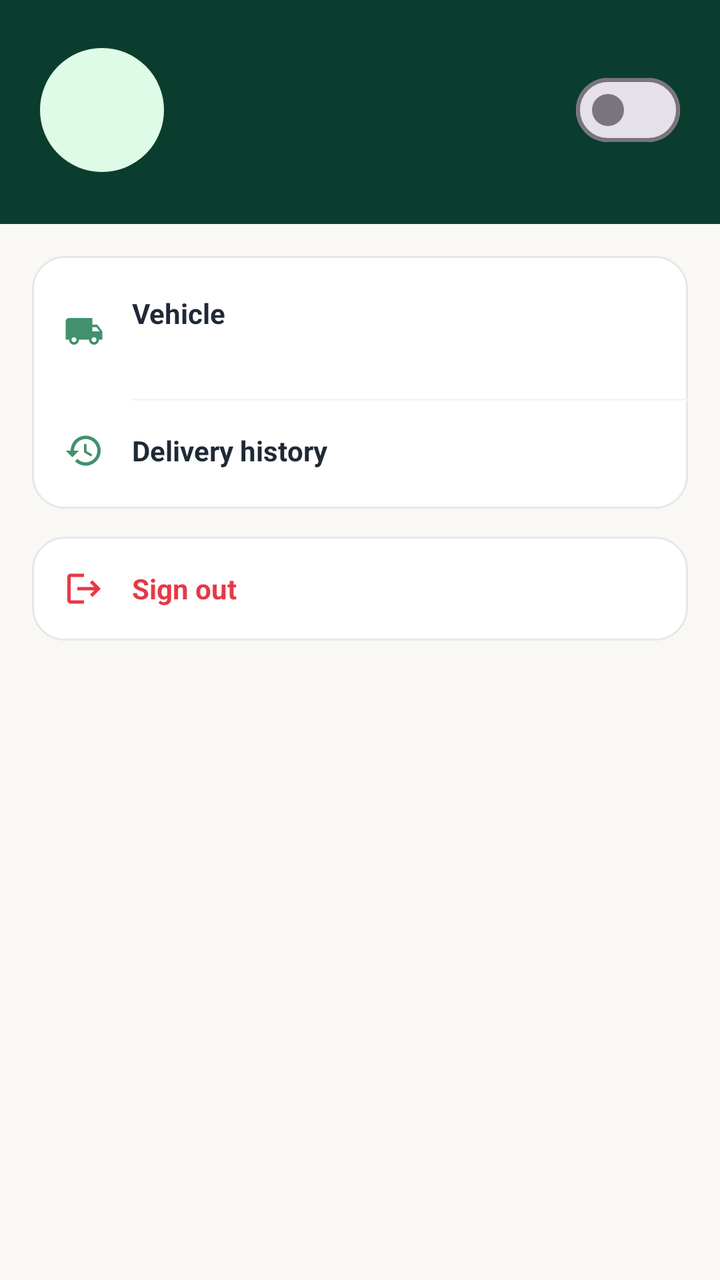
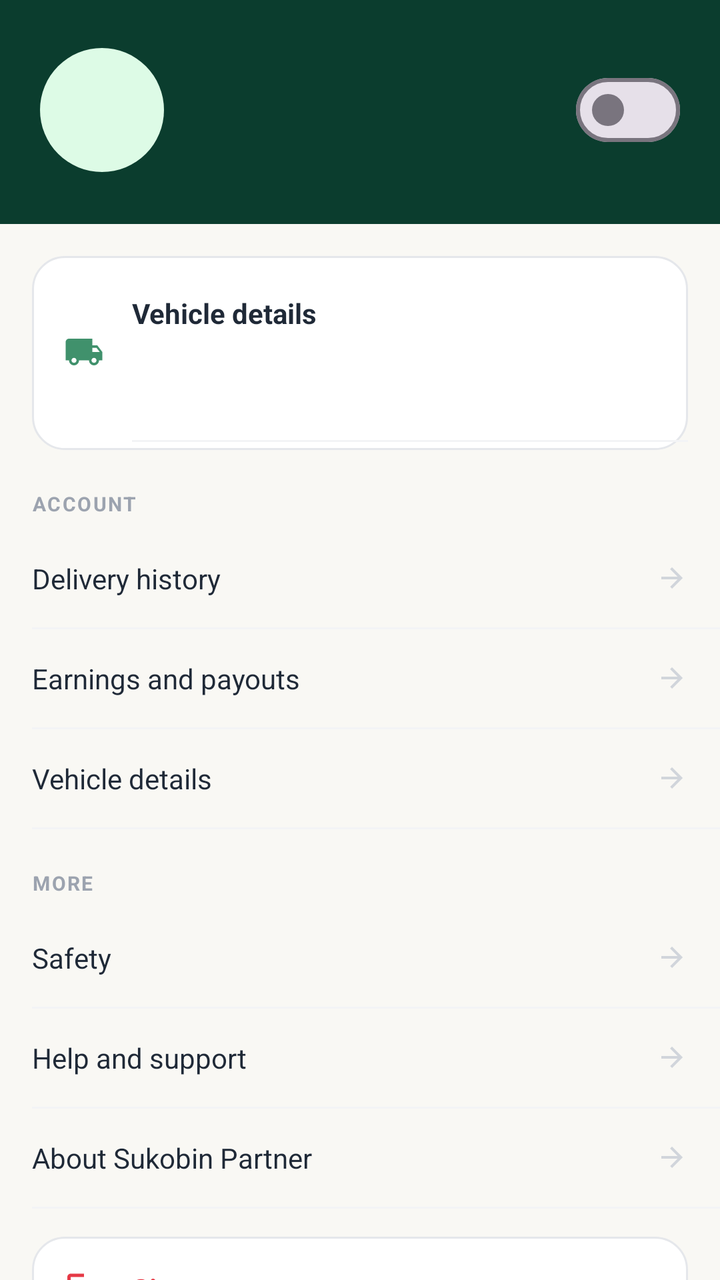

The first picture is an Android layout as it rendered before a commit; the second is the same layout after the commit. The layout source and the unified diff follow.
<!-- AndroidManifest.xml: application theme Theme.Sukobin -->
<!-- res/layout/fragment_profile.xml -->
<?xml version="1.0" encoding="utf-8"?>
<androidx.core.widget.NestedScrollView
    xmlns:android="http://schemas.android.com/apk/res/android"
    xmlns:app="http://schemas.android.com/apk/res-auto"
    android:layout_width="match_parent"
    android:layout_height="match_parent"
    android:background="@color/cream">

    <LinearLayout
        android:layout_width="match_parent"
        android:layout_height="wrap_content"
        android:orientation="vertical">

        <LinearLayout
            android:layout_width="match_parent"
            android:layout_height="wrap_content"
            android:background="#0B3D2E"
            android:fitsSystemWindows="true"
            android:gravity="center_vertical"
            android:orientation="horizontal"
            android:paddingHorizontal="20dp"
            android:paddingTop="24dp"
            android:paddingBottom="26dp">

            <TextView
                android:id="@+id/avatar"
                android:layout_width="62dp"
                android:layout_height="62dp"
                android:background="@drawable/bg_circle_mint"
                android:gravity="center"
                android:textColor="#0B3D2E"
                android:textSize="24sp"
                android:textStyle="bold" />

            <LinearLayout
                android:layout_width="0dp"
                android:layout_height="wrap_content"
                android:layout_marginStart="14dp"
                android:layout_weight="1"
                android:orientation="vertical">

                <TextView
                    android:id="@+id/profileName"
                    android:layout_width="match_parent"
                    android:layout_height="wrap_content"
                    android:ellipsize="end"
                    android:maxLines="1"
                    android:textColor="@color/white"
                    android:textSize="20sp"
                    android:textStyle="bold" />

                <TextView
                    android:id="@+id/profilePhone"
                    android:layout_width="match_parent"
                    android:layout_height="wrap_content"
                    android:layout_marginTop="2dp"
                    android:textColor="@color/mint_300"
                    android:textSize="13sp" />
            </LinearLayout>

            <com.google.android.material.materialswitch.MaterialSwitch
                android:id="@+id/onlineSwitch"
                android:layout_width="wrap_content"
                android:layout_height="wrap_content" />
        </LinearLayout>

        <LinearLayout
            android:layout_width="match_parent"
            android:layout_height="wrap_content"
            android:layout_marginHorizontal="16dp"
            android:layout_marginTop="16dp"
            android:background="@drawable/bg_card"
            android:orientation="vertical"
            android:paddingVertical="4dp">

            <LinearLayout style="@style/ProfileRow">

                <ImageView
                    style="@style/ProfileRowIcon"
                    android:contentDescription="@string/profile_vehicle"
                    android:src="@drawable/ic_truck" />

                <LinearLayout
                    android:layout_width="0dp"
                    android:layout_height="wrap_content"
                    android:layout_marginStart="14dp"
                    android:layout_weight="1"
                    android:orientation="vertical">

                    <TextView
                        style="@style/ProfileRowLabel"
                        android:text="@string/profile_vehicle" />

                    <TextView
                        android:id="@+id/vehicleLine"
                        style="@style/ProfileRowSub" />
                </LinearLayout>
            </LinearLayout>

            <View style="@style/ProfileDivider" />

            <LinearLayout
                android:id="@+id/rowHistory"
                style="@style/ProfileRow">

                <ImageView
                    style="@style/ProfileRowIcon"
                    android:contentDescription="@string/profile_history"
                    android:src="@drawable/ic_history" />

                <TextView
                    style="@style/ProfileRowLabel"
                    android:layout_width="0dp"
                    android:layout_marginStart="14dp"
                    android:layout_weight="1"
                    android:text="@string/profile_history" />
            </LinearLayout>
        </LinearLayout>

        <LinearLayout
            android:id="@+id/rowSignOut"
            android:layout_width="match_parent"
            android:layout_height="wrap_content"
            android:layout_marginHorizontal="16dp"
            android:layout_marginTop="14dp"
            android:layout_marginBottom="24dp"
            android:background="@drawable/bg_card"
            android:clickable="true"
            android:focusable="true"
            android:foreground="?attr/selectableItemBackground"
            android:gravity="center_vertical"
            android:orientation="horizontal"
            android:padding="16dp">

            <ImageView
                android:layout_width="20dp"
                android:layout_height="20dp"
                android:contentDescription="@string/profile_sign_out"
                android:src="@drawable/ic_logout"
                app:tint="@color/accent_red" />

            <TextView
                android:layout_width="wrap_content"
                android:layout_height="wrap_content"
                android:layout_marginStart="14dp"
                android:text="@string/profile_sign_out"
                android:textColor="@color/accent_red"
                android:textSize="14sp"
                android:textStyle="bold" />
        </LinearLayout>
    </LinearLayout>
</androidx.core.widget.NestedScrollView>
<!-- resources referenced by this layout -->
<resources>
  <color name="accent_red">#E63946</color>
  <color name="cream">#F9F8F4</color>
  <color name="mint_300">#B7E4C7</color>
  <color name="white">#FFFFFF</color>
  <!-- drawable bg_card (drawable) -->
  <?xml version="1.0" encoding="utf-8"?>
  <shape xmlns:android="http://schemas.android.com/apk/res/android" android:shape="rectangle">
      <solid android:color="#FFFFFF" />
      <corners android:radius="16dp" /><stroke android:width="1dp" android:color="#E5E7EB" />
  </shape>
  <!-- drawable bg_circle_mint (drawable) -->
  <?xml version="1.0" encoding="utf-8"?>
  <shape xmlns:android="http://schemas.android.com/apk/res/android" android:shape="oval">
      <solid android:color="#DDFBE6" />
      
  </shape>
  <!-- drawable ic_history (drawable) -->
  <?xml version="1.0" encoding="utf-8"?>
  <vector xmlns:android="http://schemas.android.com/apk/res/android"
      android:width="24dp"
      android:height="24dp"
      android:viewportWidth="24"
      android:viewportHeight="24"
      android:tint="?attr/colorControlNormal">
      <path
          android:fillColor="@android:color/white"
          android:pathData="M13,3c-4.97,0 -9,4.03 -9,9H1l3.89,3.89 0.07,0.14L9,12H6c0,-3.87 3.13,-7 7,-7s7,3.13 7,7 -3.13,7 -7,7c-1.93,0 -3.68,-0.79 -4.94,-2.06l-1.42,1.42C8.27,19.99 10.51,21 13,21c4.97,0 9,-4.03 9,-9s-4.03,-9 -9,-9zM12,8v5l4.28,2.54 0.72,-1.21 -3.5,-2.08V8H12z" />
  </vector>
  <!-- drawable ic_logout (drawable) -->
  <?xml version="1.0" encoding="utf-8"?>
  <vector xmlns:android="http://schemas.android.com/apk/res/android"
      android:width="24dp"
      android:height="24dp"
      android:viewportWidth="24"
      android:viewportHeight="24"
      android:tint="?attr/colorControlNormal">
      <path
          android:fillColor="@android:color/white"
          android:pathData="M17,7l-1.41,1.41L18.17,11H8v2h10.17l-2.58,2.58L17,17l5,-5zM4,5h8V3H4c-1.1,0 -2,0.9 -2,2v14c0,1.1 0.9,2 2,2h8v-2H4V5z" />
  </vector>
  <string name="profile_history">Delivery history</string>
  <string name="profile_sign_out">Sign out</string>
  <string name="profile_vehicle">Vehicle</string>
  <style name="ProfileDivider">
          <item name="android:layout_width">match_parent</item>
          <item name="android:layout_height">1dp</item>
          <item name="android:layout_marginStart">50dp</item>
          <item name="android:background">@color/gray_100</item>
      </style>
  <style name="ProfileRowIcon">
          <item name="android:layout_width">20dp</item>
          <item name="android:layout_height">20dp</item>
          <item name="tint">@color/brand_green</item>
      </style>
  <style name="ProfileRowLabel">
          <item name="android:layout_width">wrap_content</item>
          <item name="android:layout_height">wrap_content</item>
          <item name="android:textColor">@color/gray_800</item>
          <item name="android:textSize">14sp</item>
          <item name="android:textStyle">bold</item>
      </style>
  <style name="ProfileRowSub">
          <item name="android:layout_width">match_parent</item>
          <item name="android:layout_height">wrap_content</item>
          <item name="android:layout_marginTop">2dp</item>
          <item name="android:textColor">@color/gray_500</item>
          <item name="android:textSize">12sp</item>
          <item name="android:maxLines">2</item>
          <item name="android:ellipsize">end</item>
      </style>
  <color name="gray_100">#F3F4F6</color>
  <color name="brand_green">#40916C</color>
  <color name="gray_800">#1F2937</color>
  <color name="gray_500">#6B7280</color>
  <color name="brand_forest">#1A3D2B</color>
  <color name="mint_200">#D8F3DC</color>
  <color name="accent_green">#0C831F</color>
  <!-- unchanged entries left out for length: 3 -->
</resources>

<!-- the commit's change to res/layout/fragment_profile.xml (unified diff, before → after) -->
@@ -91,32 +91,317 @@
                         style="@style/ProfileRowLabel"
                         android:text="@string/profile_vehicle" />
 
+            <LinearLayout
+                android:layout_width="match_parent"
+                android:layout_height="wrap_content"
+                android:gravity="center_vertical"
+                android:orientation="horizontal">
+
+                <LinearLayout
+                    android:layout_width="0dp"
+                    android:layout_height="wrap_content"
+                    android:layout_weight="1"
+                    android:orientation="vertical">
+
+                    <TextView
+                        android:id="@+id/vehicleNumber"
+                        android:layout_width="wrap_content"
+                        android:layout_height="wrap_content"
+                        android:textColor="@color/gray_800"
+                        android:textSize="16sp"
+                        android:textStyle="bold" />
+
                     <TextView
                         android:id="@+id/vehicleLine"
-                        style="@style/ProfileRowSub" />
+                        android:layout_width="match_parent"
+                        android:layout_height="wrap_content"
+                        android:layout_marginTop="1dp"
+                        android:textColor="@color/gray_500"
+                        android:textSize="12sp" />
                 </LinearLayout>
+
+                <TextView
+                    android:id="@+id/verifiedPill"
+                    android:layout_width="wrap_content"
+                    android:layout_height="wrap_content"
+                    android:background="@drawable/bg_pill_mint"
+                    android:paddingHorizontal="10dp"
+                    android:paddingVertical="4dp"
+                    android:text="@string/profile_verified"
+                    android:textColor="@color/brand_forest"
+                    android:textSize="10sp"
+                    android:textStyle="bold"
+                    android:visibility="gone" />
+            </LinearLayout>
+                </LinearLayout>
             </LinearLayout>
 
             <View style="@style/ProfileDivider" />
 
+        </LinearLayout>
+
+            <TextView
+                android:layout_width="wrap_content"
+                android:layout_height="wrap_content"
+                android:layout_marginStart="16dp"
+                android:layout_marginTop="20dp"
+                android:layout_marginBottom="6dp"
+                android:letterSpacing="0.08"
+                android:text="@string/profile_account"
+                android:textAllCaps="true"
+                android:textColor="@color/gray_400"
+                android:textSize="10sp"
+                android:textStyle="bold" />
+
             <LinearLayout
                 android:id="@+id/rowHistory"
-                style="@style/ProfileRow">
-
-                <ImageView
-                    style="@style/ProfileRowIcon"
+                android:layout_width="match_parent"
+                android:layout_height="wrap_content"
+                android:background="?attr/selectableItemBackground"
+                android:clickable="true"
+                android:focusable="true"
+                android:gravity="center_vertical"
+                android:orientation="horizontal"
+                android:paddingHorizontal="16dp"
+                android:paddingVertical="15dp">
+
+                <TextView
+                    android:layout_width="0dp"
+                    android:layout_height="wrap_content"
+                    android:layout_weight="1"
+                    android:text="@string/profile_history"
+                    android:textColor="@color/gray_800"
+                    android:textSize="14sp"
+                    android:textStyle="normal" />
+
+                <TextView
+                    android:id="@+id/historyValue"
+                    android:layout_width="wrap_content"
+                    android:layout_height="wrap_content"
+                    android:layout_marginEnd="8dp"
+                    android:textColor="@color/gray_500"
+                    android:textSize="12sp" />
+
+                <ImageView
+                    android:layout_width="16dp"
+                    android:layout_height="16dp"
                     android:contentDescription="@string/profile_history"
-                    android:src="@drawable/ic_history" />
-
-                <TextView
-                    style="@style/ProfileRowLabel"
-                    android:layout_width="0dp"
-                    android:layout_marginStart="14dp"
-                    android:layout_weight="1"
-                    android:text="@string/profile_history" />
-            </LinearLayout>
-        </LinearLayout>
-
+                    android:src="@drawable/ic_arrow_forward"
+                    app:tint="@color/gray_300" />
+            </LinearLayout>
+
+            <View
+                android:layout_width="match_parent"
+                android:layout_height="1dp"
+                android:layout_marginStart="16dp"
+                android:background="@color/gray_100" />
+            <LinearLayout
+                android:id="@+id/rowEarnings"
+                android:layout_width="match_parent"
+                android:layout_height="wrap_content"
+                android:background="?attr/selectableItemBackground"
+                android:clickable="true"
+                android:focusable="true"
+                android:gravity="center_vertical"
+                android:orientation="horizontal"
+                android:paddingHorizontal="16dp"
+                android:paddingVertical="15dp">
+
+                <TextView
+                    android:layout_width="0dp"
+                    android:layout_height="wrap_content"
+                    android:layout_weight="1"
+                    android:text="@string/profile_earnings"
+                    android:textColor="@color/gray_800"
+                    android:textSize="14sp"
+                    android:textStyle="normal" />
+
+                <TextView
+                    android:id="@+id/earningsValue"
+                    android:layout_width="wrap_content"
+                    android:layout_height="wrap_content"
+                    android:layout_marginEnd="8dp"
+                    android:textColor="@color/gray_500"
+                    android:textSize="12sp" />
+
+                <ImageView
+                    android:layout_width="16dp"
+                    android:layout_height="16dp"
+                    android:contentDescription="@string/profile_earnings"
+                    android:src="@drawable/ic_arrow_forward"
+                    app:tint="@color/gray_300" />
+            </LinearLayout>
+
+            <View
+                android:layout_width="match_parent"
+                android:layout_height="1dp"
+                android:layout_marginStart="16dp"
+                android:background="@color/gray_100" />
+            <LinearLayout
+                android:id="@+id/rowVehicle"
+                android:layout_width="match_parent"
+                android:layout_height="wrap_content"
+                android:background="?attr/selectableItemBackground"
+                android:clickable="true"
+                android:focusable="true"
+                android:gravity="center_vertical"
+                android:orientation="horizontal"
+                android:paddingHorizontal="16dp"
+                android:paddingVertical="15dp">
+
+                <TextView
+                    android:layout_width="0dp"
+                    android:layout_height="wrap_content"
+                    android:layout_weight="1"
+                    android:text="@string/profile_vehicle"
+                    android:textColor="@color/gray_800"
+                    android:textSize="14sp"
+                    android:textStyle="normal" />
+
+                <TextView
+                    android:id="@+id/vehicleValue"
+                    android:layout_width="wrap_content"
+                    android:layout_height="wrap_content"
+                    android:layout_marginEnd="8dp"
+                    android:textColor="@color/gray_500"
+                    android:textSize="12sp" />
+
+                <ImageView
+                    android:layout_width="16dp"
+                    android:layout_height="16dp"
+                    android:contentDescription="@string/profile_vehicle"
+                    android:src="@drawable/ic_arrow_forward"
+                    app:tint="@color/gray_300" />
+            </LinearLayout>
+
+            <View
+                android:layout_width="match_parent"
+                android:layout_height="1dp"
+                android:layout_marginStart="16dp"
+                android:background="@color/gray_100" />
+            <TextView
+                android:layout_width="wrap_content"
+                android:layout_height="wrap_content"
+                android:layout_marginStart="16dp"
+                android:layout_marginTop="20dp"
+                android:layout_marginBottom="6dp"
+                android:letterSpacing="0.08"
+                android:text="@string/profile_more"
+                android:textAllCaps="true"
+                android:textColor="@color/gray_400"
+                android:textSize="10sp"
+                android:textStyle="bold" />
+
+            <LinearLayout
+                android:id="@+id/rowSafety"
+                android:layout_width="match_parent"
+                android:layout_height="wrap_content"
+                android:background="?attr/selectableItemBackground"
+                android:clickable="true"
+                android:focusable="true"
+                android:gravity="center_vertical"
+                android:orientation="horizontal"
+                android:paddingHorizontal="16dp"
+                android:paddingVertical="15dp">
+
+                <TextView
+                    android:layout_width="0dp"
+                    android:layout_height="wrap_content"
+                    android:layout_weight="1"
+                    android:text="@string/profile_safety"
+                    android:textColor="@color/gray_800"
+                    android:textSize="14sp"
+                    android:textStyle="normal" />
+
+                <ImageView
+                    android:layout_width="16dp"
+                    android:layout_height="16dp"
+                    android:contentDescription="@string/profile_safety"
+                    android:src="@drawable/ic_arrow_forward"
+                    app:tint="@color/gray_300" />
+            </LinearLayout>
+
+            <View
+                android:layout_width="match_parent"
+                android:layout_height="1dp"
+                android:layout_marginStart="16dp"
+                android:background="@color/gray_100" />
+            <LinearLayout
+                android:id="@+id/rowHelp"
+                android:layout_width="match_parent"
+                android:layout_height="wrap_content"
+                android:background="?attr/selectableItemBackground"
+                android:clickable="true"
+                android:focusable="true"
+                android:gravity="center_vertical"
+                android:orientation="horizontal"
+                android:paddingHorizontal="16dp"
+                android:paddingVertical="15dp">
+
+                <TextView
+                    android:layout_width="0dp"
+                    android:layout_height="wrap_content"
+                    android:layout_weight="1"
+                    android:text="@string/profile_help"
+                    android:textColor="@color/gray_800"
+                    android:textSize="14sp"
+                    android:textStyle="normal" />
+
+                <ImageView
+                    android:layout_width="16dp"
+                    android:layout_height="16dp"
+                    android:contentDescription="@string/profile_help"
+                    android:src="@drawable/ic_arrow_forward"
+                    app:tint="@color/gray_300" />
+            </LinearLayout>
+
+            <View
+                android:layout_width="match_parent"
+                android:layout_height="1dp"
+                android:layout_marginStart="16dp"
+                android:background="@color/gray_100" />
+            <LinearLayout
+                android:id="@+id/rowAbout"
+                android:layout_width="match_parent"
+                android:layout_height="wrap_content"
+                android:background="?attr/selectableItemBackground"
+                android:clickable="true"
+                android:focusable="true"
+                android:gravity="center_vertical"
+                android:orientation="horizontal"
+                android:paddingHorizontal="16dp"
+                android:paddingVertical="15dp">
+
+                <TextView
+                    android:layout_width="0dp"
+                    android:layout_height="wrap_content"
+                    android:layout_weight="1"
+                    android:text="@string/profile_about"
+                    android:textColor="@color/gray_800"
+                    android:textSize="14sp"
+                    android:textStyle="normal" />
+
+                <TextView
+                    android:id="@+id/aboutValue"
+                    android:layout_width="wrap_content"
+                    android:layout_height="wrap_content"
+                    android:layout_marginEnd="8dp"
+                    android:textColor="@color/gray_500"
+                    android:textSize="12sp" />
+
+                <ImageView
+                    android:layout_width="16dp"
+                    android:layout_height="16dp"
+                    android:contentDescription="@string/profile_about"
+                    android:src="@drawable/ic_arrow_forward"
+                    app:tint="@color/gray_300" />
+            </LinearLayout>
+
+            <View
+                android:layout_width="match_parent"
+                android:layout_height="1dp"
+                android:layout_marginStart="16dp"
+                android:background="@color/gray_100" />
         <LinearLayout
             android:id="@+id/rowSignOut"
             android:layout_width="match_parent"
@@ -148,5 +433,15 @@
                 android:textSize="14sp"
                 android:textStyle="bold" />
         </LinearLayout>
-    </LinearLayout>
+    
+            <TextView
+                android:id="@+id/versionLine"
+                android:layout_width="match_parent"
+                android:layout_height="wrap_content"
+                android:layout_marginTop="22dp"
+                android:layout_marginBottom="24dp"
+                android:gravity="center"
+                android:textColor="@color/gray_400"
+                android:textSize="11sp" />
+</LinearLayout>
 </androidx.core.widget.NestedScrollView>
<!-- resource entries referenced after the edit -->
@@ -16,7 +16,13 @@
       <solid android:color="#DDFBE6" />
       
   </shape>
-  <!-- drawable ic_history (drawable) -->
+  <!-- drawable bg_pill_mint (drawable) -->
+  <?xml version="1.0" encoding="utf-8"?>
+  <shape xmlns:android="http://schemas.android.com/apk/res/android" android:shape="rectangle">
+      <solid android:color="#DDFBE6" />
+      <corners android:radius="999dp" />
+  </shape>
+  <!-- drawable ic_arrow_forward (drawable) -->
   <?xml version="1.0" encoding="utf-8"?>
   <vector xmlns:android="http://schemas.android.com/apk/res/android"
       android:width="24dp"
@@ -26,7 +32,7 @@
       android:tint="?attr/colorControlNormal">
       <path
           android:fillColor="@android:color/white"
-          android:pathData="M13,3c-4.97,0 -9,4.03 -9,9H1l3.89,3.89 0.07,0.14L9,12H6c0,-3.87 3.13,-7 7,-7s7,3.13 7,7 -3.13,7 -7,7c-1.93,0 -3.68,-0.79 -4.94,-2.06l-1.42,1.42C8.27,19.99 10.51,21 13,21c4.97,0 9,-4.03 9,-9s-4.03,-9 -9,-9zM12,8v5l4.28,2.54 0.72,-1.21 -3.5,-2.08V8H12z" />
+          android:pathData="M12,4l-1.41,1.41L16.17,11H4v2h12.17l-5.58,5.59L12,20l8,-8z" />
   </vector>
   <!-- drawable ic_logout (drawable) -->
   <?xml version="1.0" encoding="utf-8"?>
@@ -40,9 +46,16 @@
           android:fillColor="@android:color/white"
           android:pathData="M17,7l-1.41,1.41L18.17,11H8v2h10.17l-2.58,2.58L17,17l5,-5zM4,5h8V3H4c-1.1,0 -2,0.9 -2,2v14c0,1.1 0.9,2 2,2h8v-2H4V5z" />
   </vector>
+  <string name="profile_about">About Sukobin Partner</string>
+  <string name="profile_account">Account</string>
+  <string name="profile_earnings">Earnings and payouts</string>
+  <string name="profile_help">Help and support</string>
   <string name="profile_history">Delivery history</string>
+  <string name="profile_more">More</string>
+  <string name="profile_safety">Safety</string>
   <string name="profile_sign_out">Sign out</string>
-  <string name="profile_vehicle">Vehicle</string>
+  <string name="profile_vehicle">Vehicle details</string>
+  <string name="profile_verified">VERIFIED</string>
   <style name="ProfileDivider">
           <item name="android:layout_width">match_parent</item>
           <item name="android:layout_height">1dp</item>
@@ -61,16 +74,9 @@
           <item name="android:textSize">14sp</item>
           <item name="android:textStyle">bold</item>
       </style>
-  <style name="ProfileRowSub">
-          <item name="android:layout_width">match_parent</item>
-          <item name="android:layout_height">wrap_content</item>
-          <item name="android:layout_marginTop">2dp</item>
-          <item name="android:textColor">@color/gray_500</item>
-          <item name="android:textSize">12sp</item>
-          <item name="android:maxLines">2</item>
-          <item name="android:ellipsize">end</item>
-      </style>
   <color name="gray_100">#F3F4F6</color>
+  <color name="gray_300">#D1D5DB</color>
+  <color name="gray_400">#9CA3AF</color>
   <color name="brand_green">#40916C</color>
   <color name="gray_800">#1F2937</color>
   <color name="gray_500">#6B7280</color>
